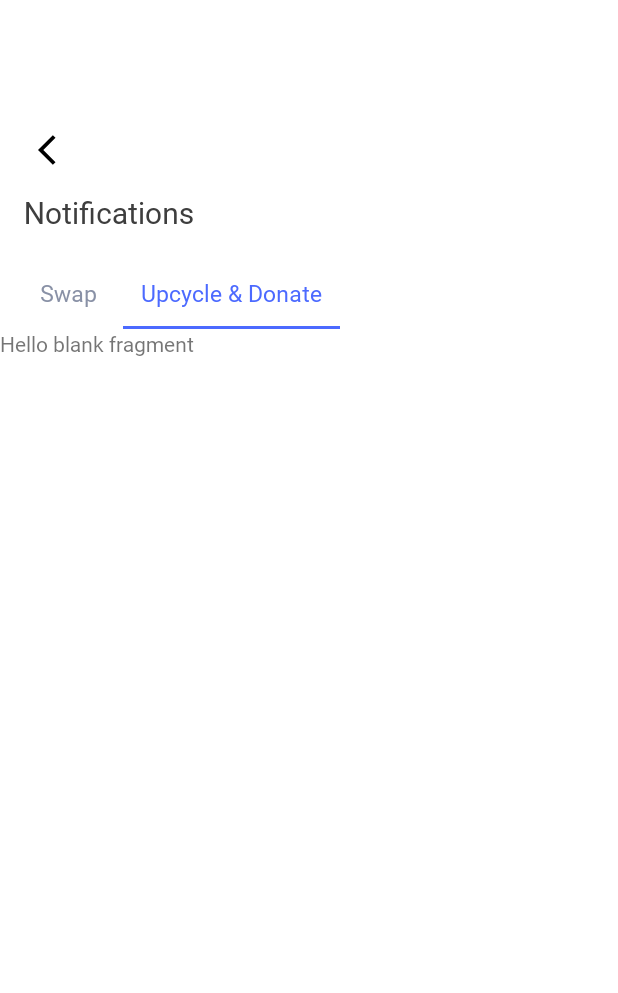
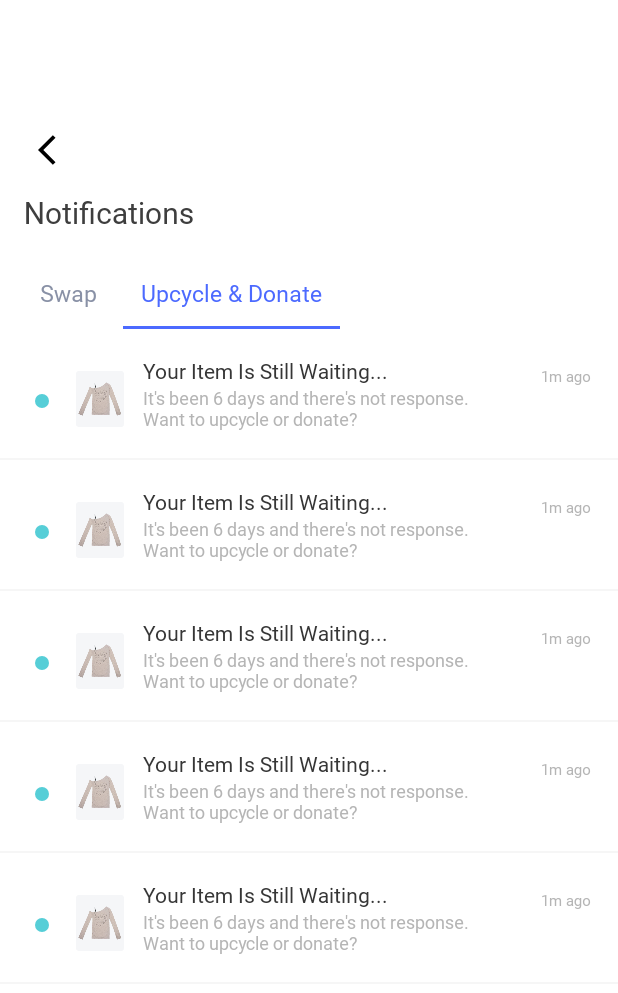
Before and after one commit to GDSC-SWU/2025-Rewear-SolutionChallenge, an Android app: the NotificationFragment screen opened through its navigation route, tab 2 chosen, on a phone screen of 412 x 824 dp. Shown: the top 993 px of the screen. Run offline under Robolectric (Android 15) with nearby library versions, the phone set to English and light mode, and no system bars; our stand-ins replace navigation-ui.

Commit message:
[feat] Implement notification screen UI with RecyclerView #7

```diff
--- /dev/null
+++ b/app/src/main/java/com/example/rewear/ui/home/NotificationAdapter.kt
@@ -0,0 +1,41 @@
+package com.example.rewear.ui.home
+
+import android.view.LayoutInflater
+import android.view.View
+import android.view.ViewGroup
+import androidx.recyclerview.widget.RecyclerView
+import com.example.rewear.databinding.ItemNotificationBinding
+
+class NotificationAdapter(private val notifications:List<Notifications>):
+    RecyclerView.Adapter<NotificationAdapter.NotificationViewHolder>() {
+
+    inner class NotificationViewHolder(val binding: ItemNotificationBinding):
+    RecyclerView.ViewHolder(binding.root)
+
+    override fun onCreateViewHolder(parent: ViewGroup, viewType: Int): NotificationViewHolder {
+        val binding=ItemNotificationBinding.inflate(
+            LayoutInflater.from(parent.context),
+            parent,
+            false
+        )
+        return NotificationViewHolder(binding)
+    }
+
+    override fun onBindViewHolder(holder: NotificationViewHolder, position: Int) {
+        val notification=notifications[position]
+        val b=holder.binding
+
+        b.notificationImage.setImageResource(notification.imageResId)
+
+        b.notificationTitle.text=String.format(notification.type.title,notification.userName)
+        b.notificationMessage.text=String.format(notification.type.message,notification.userName)
+
+        b.notificationTime.text=notification.timeAgo
+
+        b.notificationUnreadDot.visibility= View.VISIBLE
+    }
+
+    override fun getItemCount(): Int {
+        return notifications.size
+    }
+}
--- /dev/null
+++ b/app/src/main/java/com/example/rewear/ui/home/Notifications.kt
@@ -0,0 +1,18 @@
+package com.example.rewear.ui.home
+
+data class Notifications(
+    val type:NotificationType,
+    val userName:String,
+    val imageResId:Int,
+    val title:String,
+    val message:String,
+    val timeAgo:String
+)
+
+
+enum class NotificationType(val title:String,val message:String) {
+    SWAP_REQUEST("Swap request from %s","%s wants to swap an item with you!\nCheck out their feed and make a match."),
+    SWAP_SUCCESSFUL("Swap successful with %s","Your item was successfully swapped.\nCheck the details now."),
+    SWAP_FAILED("Swap failed with %s","Sadly, your swap request was declined. Pick another item from someone new :)"),
+    UPCYCLE("Your Item Is Still Waiting...","It's been 6 days and there's not response.\nWant to upcycle or donate?")
+}
--- a/app/src/main/java/com/example/rewear/ui/home/SearchFragment.kt
+++ b/app/src/main/java/com/example/rewear/ui/home/SearchFragment.kt
@@ -45,9 +45,9 @@ class SearchFragment : Fragment() {
                 binding.recentSearches.visibility = View.GONE
             }
         }
-        binding.resentSearchRecyclerView.layoutManager =
+        binding.recentSearchRecyclerView.layoutManager =
             LinearLayoutManager(context, LinearLayoutManager.HORIZONTAL, false)
-        binding.resentSearchRecyclerView.adapter = adapter
+        binding.recentSearchRecyclerView.adapter = adapter
 
         binding.recentSearches.visibility =
             if (recentSearchList.isEmpty()) View.GONE else View.VISIBLE
--- a/app/src/main/java/com/example/rewear/ui/home/SwapFragment.kt
+++ b/app/src/main/java/com/example/rewear/ui/home/SwapFragment.kt
@@ -1,28 +1,93 @@
 package com.example.rewear.ui.home
+
 
 import android.os.Bundle
 import androidx.fragment.app.Fragment
 import android.view.LayoutInflater
 import android.view.View
 import android.view.ViewGroup
+import androidx.core.content.ContextCompat
+import androidx.recyclerview.widget.DividerItemDecoration
+import androidx.recyclerview.widget.LinearLayoutManager
 import com.example.rewear.R
+import com.example.rewear.databinding.FragmentSwapBinding
 
 class SwapFragment : Fragment() {
+
+    private var _binding: FragmentSwapBinding? = null
+    private val binding get() = _binding!!
+
+    private lateinit var notificationAdapter: NotificationAdapter
+    private lateinit var notificationList: List<Notifications>
+
     override fun onCreateView(
         inflater: LayoutInflater, container: ViewGroup?,
         savedInstanceState: Bundle?
     ): View? {
-        // Inflate the layout for this fragment
-        return inflater.inflate(R.layout.fragment_swap, container, false)
+        _binding = FragmentSwapBinding.inflate(inflater, container, false)
+        return binding.root
+
     }
 
+    override fun onViewCreated(view: View, savedInstanceState: Bundle?) {
+        super.onViewCreated(view, savedInstanceState)
+
+        notificationList = listOf(
+            Notifications(
+                type = NotificationType.SWAP_REQUEST,
+                userName = "Lee",
+                R.drawable.cloth_example,
+                title = "",
+                message = "",
+                timeAgo = "1m ago"
+            ),
+            Notifications(
+                type = NotificationType.SWAP_REQUEST,
+                userName = "Hayan",
+                R.drawable.cloth_example,
+                title = "",
+                message = "",
+                timeAgo = "1m ago"
+            ),
+            Notifications(
+                type = NotificationType.SWAP_SUCCESSFUL,
+                userName = "hyo",
+                R.drawable.cloth_example,
+                title = "",
+                message = "",
+                timeAgo = "1m ago"
+            ),
+            Notifications(
+                type = NotificationType.SWAP_SUCCESSFUL,
+                userName = "Lee",
+                R.drawable.cloth_example,
+                title = "",
+                message = "",
+                timeAgo = "1m ago"
+            ),
+            Notifications(
+                type = NotificationType.SWAP_FAILED,
+                userName = "Amy",
+                R.drawable.cloth_example,
+                title = "",
+                message = "",
+                timeAgo = "1m ago"
+            )
+        )
+        notificationAdapter = NotificationAdapter(notificationList)
+        binding.notificationSwapRecyclerView.layoutManager = LinearLayoutManager(requireContext())
+        binding.notificationSwapRecyclerView.adapter = notificationAdapter
+
+        val divider=DividerItemDecoration(context,DividerItemDecoration.VERTICAL)
+        ContextCompat.getDrawable(requireContext(),R.drawable.recycler_divider)?.let {
+            divider.setDrawable(it)
+        }
+        binding.notificationSwapRecyclerView.addItemDecoration(divider)
+    }
+
+    override fun onDestroyView() {
+        super.onDestroyView()
+        _binding = null
+    }
 
 }
-
-private fun newInstant():SwapFragment
-{
-    val args=Bundle()
-    val frag=SwapFragment()
-    frag.arguments=args
-    return frag
-}
--- a/app/src/main/java/com/example/rewear/ui/home/UpcycledonateFragment.kt
+++ b/app/src/main/java/com/example/rewear/ui/home/UpcycledonateFragment.kt
@@ -5,23 +5,88 @@ import androidx.fragment.app.Fragment
 import android.view.LayoutInflater
 import android.view.View
 import android.view.ViewGroup
+import androidx.core.content.ContextCompat
+import androidx.recyclerview.widget.DividerItemDecoration
+import androidx.recyclerview.widget.LinearLayoutManager
 import com.example.rewear.R
+import com.example.rewear.databinding.FragmentUpcycledonateBinding
 
 class UpcycledonateFragment : Fragment() {
+
+    private var _binding: FragmentUpcycledonateBinding? = null
+    private val binding get() = _binding!!
+
+    private lateinit var notificationAdapter: NotificationAdapter
+    private lateinit var notificationList: List<Notifications>
+
     override fun onCreateView(
         inflater: LayoutInflater, container: ViewGroup?,
         savedInstanceState: Bundle?
     ): View? {
-        // Inflate the layout for this fragment
-        return inflater.inflate(R.layout.fragment_upcycledonate, container, false)
+        _binding = FragmentUpcycledonateBinding.inflate(inflater, container, false)
+        return binding.root
+
+    }
+
+    override fun onViewCreated(view: View, savedInstanceState: Bundle?) {
+        super.onViewCreated(view, savedInstanceState)
+
+        notificationList = listOf(
+            Notifications(
+                type = NotificationType.UPCYCLE,
+                userName = "Lee",
+                R.drawable.cloth_example,
+                title = "",
+                message = "",
+                timeAgo = "1m ago"
+            ),
+            Notifications(
+                type = NotificationType.UPCYCLE,
+                userName = "Hayan",
+                R.drawable.cloth_example,
+                title = "",
+                message = "",
+                timeAgo = "1m ago"
+            ),
+            Notifications(
+                type = NotificationType.UPCYCLE,
+                userName = "hyo",
+                R.drawable.cloth_example,
+                title = "",
+                message = "",
+                timeAgo = "1m ago"
+            ),
+            Notifications(
+                type = NotificationType.UPCYCLE,
+                userName = "Lee",
+                R.drawable.cloth_example,
+                title = "",
+                message = "",
+                timeAgo = "1m ago"
+            ),
+            Notifications(
+                type = NotificationType.UPCYCLE,
+                userName = "Amy",
+                R.drawable.cloth_example,
+                title = "",
+                message = "",
+                timeAgo = "1m ago"
+            )
+        )
+        notificationAdapter = NotificationAdapter(notificationList)
+        binding.notificationUpcycleRecyclerView.layoutManager = LinearLayoutManager(requireContext())
+        binding.notificationUpcycleRecyclerView.adapter = notificationAdapter
+
+        val divider=DividerItemDecoration(context,DividerItemDecoration.VERTICAL)
+        ContextCompat.getDrawable(requireContext(),R.drawable.recycler_divider)?.let {
+            divider.setDrawable(it)
+        }
+        binding.notificationUpcycleRecyclerView.addItemDecoration(divider)
+    }
+
+    override fun onDestroyView() {
+        super.onDestroyView()
+        _binding = null
     }
 
 }
-
-private fun newInstant():UpcycledonateFragment
-{
-    val args=Bundle()
-    val frag=UpcycledonateFragment()
-    frag.arguments=args
-    return frag
-}
--- a/app/src/main/res/layout/fragment_search.xml
+++ b/app/src/main/res/layout/fragment_search.xml
@@ -88,7 +88,7 @@
         </LinearLayout>
 
         <androidx.recyclerview.widget.RecyclerView
-            android:id="@+id/resentSearchRecyclerView"
+            android:id="@+id/recentSearchRecyclerView"
             android:layout_width="match_parent"
             android:layout_height="wrap_content"
             android:layout_marginBottom="8dp"
--- a/app/src/main/res/layout/fragment_swap.xml
+++ b/app/src/main/res/layout/fragment_swap.xml
@@ -5,10 +5,10 @@
     android:layout_height="match_parent"
     tools:context=".ui.home.SwapFragment">
 
-    <!-- TODO: Update blank fragment layout -->
-    <TextView
+    <androidx.recyclerview.widget.RecyclerView
+        android:id="@+id/notificationSwapRecyclerView"
         android:layout_width="match_parent"
         android:layout_height="match_parent"
-        android:text="@string/hello_blank_fragment" />
+        android:layout_marginBottom="8dp" />
 
 </FrameLayout>
--- a/app/src/main/res/layout/fragment_upcycledonate.xml
+++ b/app/src/main/res/layout/fragment_upcycledonate.xml
@@ -5,10 +5,10 @@
     android:layout_height="match_parent"
     tools:context=".ui.home.UpcycledonateFragment">
 
-    <!-- TODO: Update blank fragment layout -->
-    <TextView
+    <androidx.recyclerview.widget.RecyclerView
+        android:id="@+id/notificationUpcycleRecyclerView"
         android:layout_width="match_parent"
         android:layout_height="match_parent"
-        android:text="@string/hello_blank_fragment" />
+        android:layout_marginBottom="8dp" />
 
 </FrameLayout>
--- /dev/null
+++ b/app/src/main/res/layout/item_notification.xml
@@ -0,0 +1,72 @@
+<?xml version="1.0" encoding="utf-8"?>
+<LinearLayout xmlns:android="http://schemas.android.com/apk/res/android"
+    android:layout_width="match_parent"
+    android:layout_height="wrap_content"
+    android:orientation="horizontal"
+    android:layout_marginVertical="10dp"
+    android:padding="8dp">
+
+    <ImageView
+        android:id="@+id/notificationUnreadDot"
+        android:layout_width="9dp"
+        android:layout_height="9dp"
+        android:layout_marginHorizontal="15dp"
+        android:layout_marginTop="25dp"
+        android:src="@drawable/alarm_unread"
+        android:visibility="visible" />
+
+    <ImageView
+        android:id="@+id/notificationImage"
+        android:layout_width="37dp"
+        android:layout_height="37dp"
+        android:layout_marginTop="10dp"
+        android:src="@drawable/example_notification_img" />
+
+    <LinearLayout
+        android:layout_width="0dp"
+        android:layout_height="wrap_content"
+        android:layout_weight="1"
+        android:orientation="vertical"
+        android:paddingStart="10dp">
+
+        <LinearLayout
+            android:layout_width="match_parent"
+            android:layout_height="wrap_content"
+            android:orientation="horizontal">
+
+            <TextView
+                android:id="@+id/notificationTitle"
+                android:layout_width="0dp"
+                android:layout_height="wrap_content"
+                android:layout_weight="1"
+                android:fontFamily="@font/pretendard_semibold"
+                android:text="Swap request from Lee"
+                android:textColor="@color/grayblack"
+                android:textSize="14sp" />
+
+            <TextView
+                android:id="@+id/notificationTime"
+                android:layout_width="wrap_content"
+                android:layout_height="wrap_content"
+                android:layout_marginStart="8dp"
+                android:layout_marginTop="2dp"
+                android:layout_marginEnd="10dp"
+                android:fontFamily="@font/pretendard_medium"
+                android:gravity="end"
+                android:text="1m ago"
+                android:textColor="@color/gray2"
+                android:textSize="10sp" />
+        </LinearLayout>
+
+        <TextView
+            android:id="@+id/notificationMessage"
+            android:layout_width="match_parent"
+            android:layout_height="wrap_content"
+            android:fontFamily="@font/pretendard_medium"
+            android:text="Lee wants to swap an item with you!\nCheck out their feed and make a match."
+            android:textColor="@color/gray2"
+            android:textSize="12sp" />
+
+
+    </LinearLayout>
+</LinearLayout>
--- a/app/src/main/res/layout/item_swap_notification.xml
+++ /dev/null
@@ -1,52 +0,0 @@
-<?xml version="1.0" encoding="utf-8"?>
-<LinearLayout xmlns:android="http://schemas.android.com/apk/res/android"
-    android:orientation="horizontal"
-    android:layout_width="match_parent"
-    android:layout_height="match_parent"
-    android:padding="16dp">
-    <ImageView
-        android:layout_width="9dp"
-        android:layout_height="9dp"
-        android:layout_marginTop="25dp"
-        android:layout_marginHorizontal="15dp"
-        android:src="@drawable/alarm_unread"
-        android:visibility="visible"/>
-    <ImageView
-        android:layout_width="37dp"
-        android:layout_height="37dp"
-        android:src="@drawable/example_notification_img"
-        android:layout_marginTop="10dp"/>
-    <LinearLayout
-        android:layout_width="wrap_content"
-        android:layout_height="wrap_content"
-        android:orientation="vertical">
-        <TextView
-            android:layout_width="wrap_content"
-            android:layout_height="wrap_content"
-            android:text="Swap request from Lee"
-            android:textSize="14sp"
-            android:fontFamily="@font/pretendard_semibold"
-            android:textColor="@color/grayblack"
-            android:layout_marginStart="10dp"/>
-
-        <TextView
-            android:layout_width="wrap_content"
-            android:layout_height="wrap_content"
-            android:text="Lee wants to swap an item with you!\nCheck out their feed and make a match."
-            android:textSize="12sp"
-            android:fontFamily="@font/pretendard_medium"
-            android:textColor="@color/gray2"
-            android:layout_marginStart="10dp"/>
-    </LinearLayout>
-
-    <TextView
-        android:layout_width="wrap_content"
-        android:layout_height="wrap_content"
-        android:text="1m ago"
-        android:textSize="10sp"
-        android:fontFamily="@font/pretendard_medium"
-        android:textColor="@color/gray2"
-        android:layout_marginStart="10dp"
-        android:layout_marginTop="3dp"/>
-
-</LinearLayout>
```
